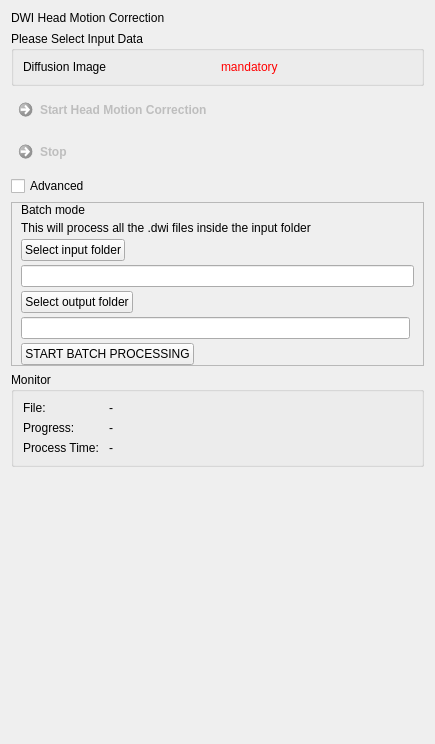
Old version of the form Plugins/org.mitk.gui.qt.diffusionimaging.registration/src/internal/QmitkDiffusionRegistrationViewControls.ui in the repository MITK/MITK.
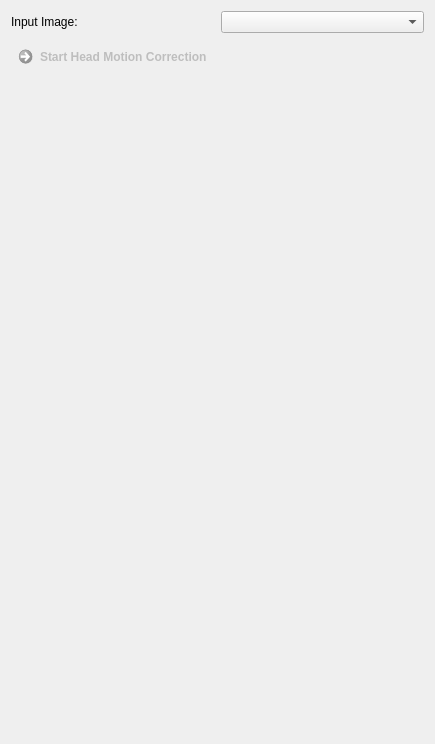
New version of the form. Icons and pictures are not drawn. Custom widgets are drawn as their Qt base class.

Commit message: Simplify correction. Use matchpoint for speedup.

The edit to the form file:
```diff
--- a/Plugins/org.mitk.gui.qt.diffusionimaging.registration/src/internal/QmitkDiffusionRegistrationViewControls.ui
+++ b/Plugins/org.mitk.gui.qt.diffusionimaging.registration/src/internal/QmitkDiffusionRegistrationViewControls.ui
@@ -14,20 +14,20 @@
    <string>Form</string>
   </property>
   <layout class="QGridLayout" name="gridLayout_2">
-   <item row="0" column="0">
-    <widget class="QLabel" name="label">
-     <property name="sizePolicy">
-      <sizepolicy hsizetype="Preferred" vsizetype="Preferred">
-       <horstretch>0</horstretch>
-       <verstretch>0</verstretch>
-      </sizepolicy>
+   <item row="1" column="0">
+    <widget class="QCommandLinkButton" name="m_RegistrationStartButton">
+     <property name="enabled">
+      <bool>false</bool>
+     </property>
+     <property name="toolTip">
+      <string>Start DWI registration/Head Motion Correction</string>
      </property>
      <property name="text">
-      <string>DWI Head Motion Correction</string>
+      <string>Start Head Motion Correction</string>
      </property>
     </widget>
    </item>
-   <item row="15" column="0">
+   <item row="10" column="0">
     <spacer name="verticalSpacer">
      <property name="orientation">
       <enum>Qt::Vertical</enum>
@@ -40,248 +40,34 @@
      </property>
     </spacer>
    </item>
-   <item row="2" column="0">
-    <widget class="QCommandLinkButton" name="m_RegistrationStartButton">
-     <property name="enabled">
-      <bool>false</bool>
-     </property>
-     <property name="toolTip">
-      <string>Start DWI registration/Head Motion Correction</string>
-     </property>
-     <property name="text">
-      <string>Start Head Motion Correction</string>
-     </property>
-    </widget>
-   </item>
-   <item row="1" column="0">
-    <widget class="QGroupBox" name="m_InputData">
-     <property name="title">
-      <string>Please Select Input Data</string>
-     </property>
-     <layout class="QGridLayout" name="gridLayout">
-      <item row="0" column="0">
-       <widget class="QLabel" name="label_2">
-        <property name="text">
-         <string>Diffusion Image</string>
-        </property>
-       </widget>
-      </item>
-      <item row="0" column="1">
-       <widget class="QLabel" name="m_DiffusionImageLabel">
-        <property name="text">
-         <string>&lt;html&gt;&lt;head/&gt;&lt;body&gt;&lt;p&gt;&lt;span style=&quot; color:#ff0000;&quot;&gt;mandatory&lt;/span&gt;&lt;/p&gt;&lt;/body&gt;&lt;/html&gt;</string>
-        </property>
-        <property name="wordWrap">
-         <bool>true</bool>
-        </property>
-       </widget>
-      </item>
-     </layout>
-    </widget>
-   </item>
-   <item row="13" column="0">
-    <widget class="QGroupBox" name="groupBox_4">
-     <property name="title">
-      <string>Monitor</string>
-     </property>
-     <layout class="QGridLayout" name="gridLayout_6">
-      <item row="2" column="0">
-       <widget class="QLabel" name="label_26">
-        <property name="sizePolicy">
-         <sizepolicy hsizetype="Maximum" vsizetype="Preferred">
-          <horstretch>0</horstretch>
-          <verstretch>0</verstretch>
-         </sizepolicy>
-        </property>
-        <property name="toolTip">
-         <string/>
-        </property>
-        <property name="statusTip">
-         <string/>
-        </property>
-        <property name="whatsThis">
-         <string/>
-        </property>
-        <property name="text">
-         <string>Process Time: </string>
-        </property>
-       </widget>
-      </item>
-      <item row="1" column="0">
-       <widget class="QLabel" name="label_23">
-        <property name="toolTip">
-         <string/>
-        </property>
-        <property name="statusTip">
-         <string/>
-        </property>
-        <property name="whatsThis">
-         <string/>
-        </property>
-        <property name="text">
-         <string>Progress:</string>
-        </property>
-       </widget>
-      </item>
-      <item row="1" column="1">
-       <widget class="QLabel" name="m_CurrentStepLabel">
-        <property name="toolTip">
-         <string/>
-        </property>
-        <property name="statusTip">
-         <string/>
-        </property>
-        <property name="whatsThis">
-         <string/>
-        </property>
-        <property name="text">
-         <string>-</string>
-        </property>
-       </widget>
-      </item>
-      <item row="2" column="1">
-       <widget class="QLabel" name="m_RegistrationTimeLabel">
-        <property name="toolTip">
-         <string/>
-        </property>
-        <property name="statusTip">
-         <string/>
-        </property>
-        <property name="whatsThis">
-         <string/>
-        </property>
-        <property name="text">
-         <string>-</string>
-        </property>
-       </widget>
-      </item>
-      <item row="0" column="0">
-        <widget class="QLabel" name="label_6">
-         <property name="text">
-           <string>File:</string>
-         </property>
-        </widget>
-      </item>
-      <item row="0" column="1">
-        <widget class="QLabel" name="m_CurrentFileLabel">
-          <property name="text">
-           <string>-</string>
-          </property>
-         </widget>
-      </item>
-     </layout>
-    </widget>
-   </item>
-   <item row="3" column="0">
-    <widget class="QCommandLinkButton" name="m_RegistrationStopButton">
-     <property name="enabled">
-      <bool>false</bool>
-     </property>
-     <property name="toolTip">
-      <string/>
-     </property>
-     <property name="layoutDirection">
-      <enum>Qt::LeftToRight</enum>
-     </property>
-     <property name="text">
-      <string>Stop</string>
-     </property>
-     <property name="icon">
-      <iconset resource="../../../../Modules/QtWidgetsExt/resources/QtWidgetsExt.qrc">
-       <normaloff>:/QtWidgetsExt/stop.xpm</normaloff>:/QtWidgetsExt/stop.xpm</iconset>
-     </property>
-    </widget>
-   </item>
-   <item row="4" column="0">
-    <widget class="QCheckBox" name="m_AdvancedSettingsCheckbox">
-      <property name="text">
-       <string>Advanced</string>
-      </property>
-    </widget>
-   </item>
-   <item row="5" column="0">
-    <widget class="QFrame" name="m_AdvancedFrame">
-     <property name="enabled">
-      <bool>true</bool>
-     </property>
+   <item row="0" column="0">
+    <widget class="QFrame" name="frame">
      <property name="frameShape">
-      <enum>QFrame::StyledPanel</enum>
+      <enum>QFrame::NoFrame</enum>
      </property>
      <property name="frameShadow">
       <enum>QFrame::Raised</enum>
      </property>
-     <layout class="QGridLayout" name="gridLayout_3">
+     <layout class="QGridLayout" name="gridLayout">
       <property name="leftMargin">
-       <number>9</number>
+       <number>0</number>
       </property>
       <property name="topMargin">
        <number>0</number>
       </property>
       <property name="rightMargin">
-       <number>9</number>
+       <number>0</number>
       </property>
       <property name="bottomMargin">
        <number>0</number>
       </property>
-      <property name="spacing">
-       <number>4</number>
-      </property>
+      <item row="0" column="1">
+       <widget class="QmitkDataStorageComboBox" name="m_ImageBox"/>
+      </item>
       <item row="0" column="0">
-       <widget class="QLabel" name="label_4">
+       <widget class="QLabel" name="label">
         <property name="text">
-        <string>Batch mode</string>
-        </property>
-       </widget>
-      </item>
-      <item row="2" column="0">
-       <widget class="QLabel" name="label_5">
-        <property name="text">
-         <string>This will process all the .dwi files inside the input folder</string>
-        </property>
-       </widget>
-      </item>
-      <item row="6" column="0">
-       <widget class="QLineEdit" name="m_OutputFolderTextbox"/>
-      </item>
-      <item row="4" column="0" colspan="2">
-       <widget class="QLineEdit" name="m_InputFolderTextbox"/>
-      </item>
-      <item row="7" column="0">
-       <widget class="QPushButton" name="m_StartBatchButton">
-        <property name="sizePolicy">
-         <sizepolicy hsizetype="Maximum" vsizetype="Fixed">
-          <horstretch>0</horstretch>
-          <verstretch>0</verstretch>
-         </sizepolicy>
-        </property>
-        <property name="text">
-         <string>START BATCH PROCESSING</string>
-        </property>
-       </widget>
-      </item>
-      <item row="3" column="0">
-       <widget class="QPushButton" name="m_SelectInputButton">
-        <property name="sizePolicy">
-         <sizepolicy hsizetype="Maximum" vsizetype="Fixed">
-          <horstretch>0</horstretch>
-          <verstretch>0</verstretch>
-         </sizepolicy>
-        </property>
-        <property name="text">
-         <string>Select input folder</string>
-        </property>
-       </widget>
-      </item>
-      <item row="5" column="0">
-       <widget class="QPushButton" name="m_SelectOutputButton">
-        <property name="sizePolicy">
-         <sizepolicy hsizetype="Maximum" vsizetype="Fixed">
-          <horstretch>0</horstretch>
-          <verstretch>0</verstretch>
-         </sizepolicy>
-        </property>
-        <property name="text">
-         <string>Select output folder</string>
+         <string>Input Image:</string>
         </property>
        </widget>
       </item>
@@ -290,9 +76,13 @@
    </item>
   </layout>
  </widget>
- <resources>
-  <include location="../../resources/QmitkDiffusionImaging.qrc"/>
-  <include location="../../../../Modules/QtWidgetsExt/resources/QtWidgetsExt.qrc"/>
- </resources>
+ <customwidgets>
+  <customwidget>
+   <class>QmitkDataStorageComboBox</class>
+   <extends>QComboBox</extends>
+   <header>QmitkDataStorageComboBox.h</header>
+  </customwidget>
+ </customwidgets>
+ <resources/>
  <connections/>
 </ui>
```
The commit also changes 8 other files.
